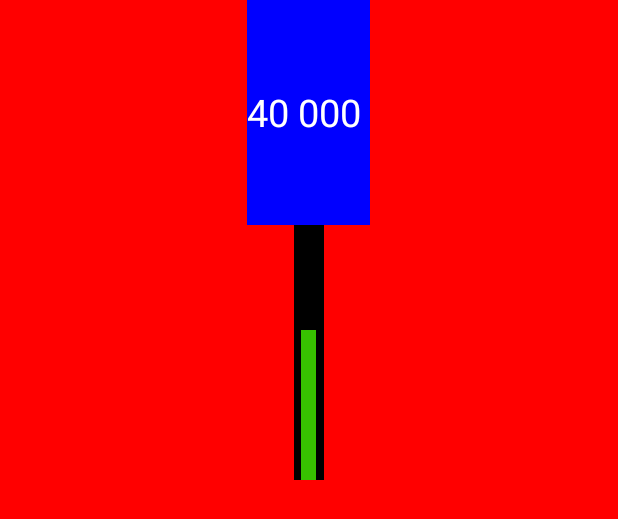
After one commit to dretta/SieveOfEratosthenes, an Android app: the layout layout.xml on its own in the app's theme, with its tools: preview values and no code run, on a phone screen of 412 x 824 dp. The commit adds this screen. Shown: the top 519 px of the screen. Run offline under Robolectric (Android 15) with nearby library versions, the phone set to English and light mode, and no system bars.

Commit message:
Data Visualization color change added, inputLayout added

```diff
--- /dev/null
+++ b/app/src/main/res/layout/layout.xml
@@ -0,0 +1,55 @@
+<?xml version="1.0" encoding="utf-8"?>
+<RelativeLayout xmlns:android="http://schemas.android.com/apk/res/android"
+    android:layout_width="match_parent"
+    android:layout_height="match_parent"
+    android:layout_gravity="bottom|center"
+    android:background="#f00"
+    android:orientation="vertical"
+    android:weightSum="1"
+    android:id="@+id/parent">
+
+    <LinearLayout
+        android:layout_width="wrap_content"
+        android:layout_height="150dp"
+        android:layout_centerInParent="true"
+        android:layout_weight="0.5"
+        android:layout_alignParentTop="true"
+        android:background="#0000ff"
+        android:gravity="center"
+        android:id="@+id/linearLayout">
+
+        <TextView
+            android:layout_width="wrap_content"
+            android:layout_height="wrap_content"
+            android:text="40 000 "
+            android:textColor="#ffffff"
+            android:textSize="25sp" />
+    </LinearLayout>
+
+    <RelativeLayout
+        android:layout_width="wrap_content"
+        android:layout_height="170dp"
+        android:layout_gravity="bottom|center"
+        android:background="#000"
+        android:gravity="bottom"
+        android:orientation="vertical"
+        android:layout_below="@+id/linearLayout"
+        android:layout_centerHorizontal="true">
+
+        <LinearLayout
+            android:layout_width="10dp"
+            android:layout_height="100sp"
+            android:layout_centerInParent="true"
+            android:layout_marginLeft="10sp"
+            android:background="#37c100" >
+        </LinearLayout>
+
+        <LinearLayout
+            android:layout_width="wrap_content"
+            android:layout_height="wrap_content"
+            android:layout_marginLeft="6sp"
+            >
+        </LinearLayout>
+    </RelativeLayout>
+
+</RelativeLayout>
```
Also changed, not shown: app/src/main/java/com/daniel/sieveoferatosthenes/ImageAdapter.java (+20 -5 lines), app/src/main/java/com/daniel/sieveoferatosthenes/MainActivity.java (+38 -26 lines), app/src/main/res/layout/activity_main.xml (+43 -7 lines).
